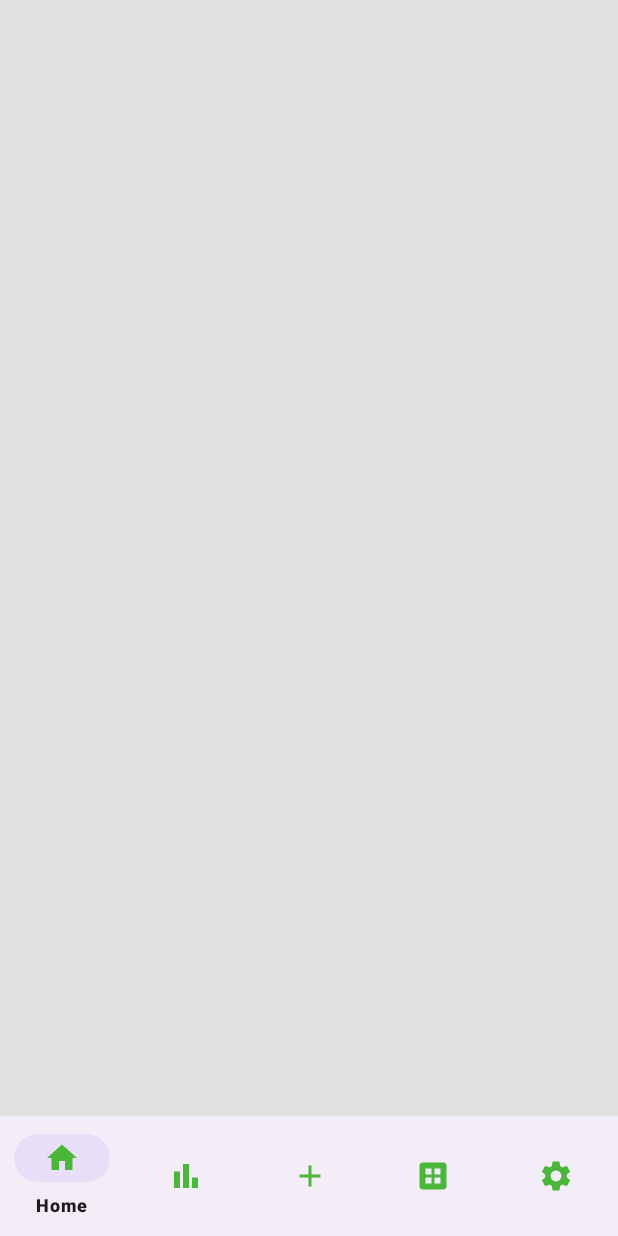
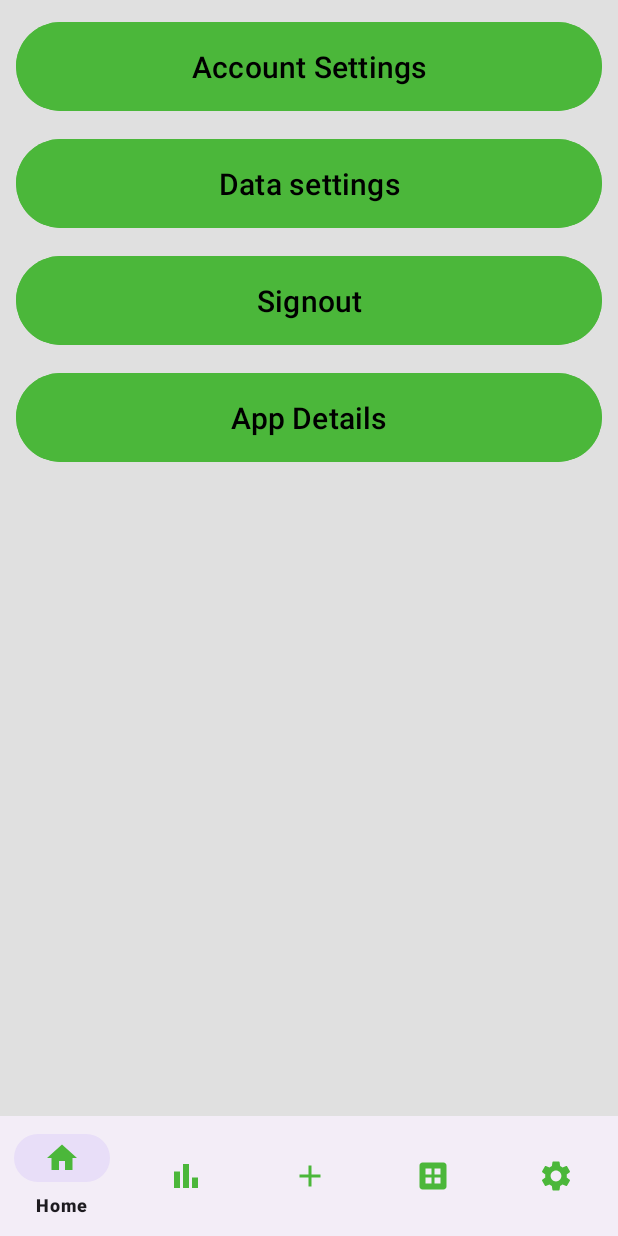
Before and after one commit to Capital-audit/Capital-audit, an Android app: the layout activity_settings.xml on its own in the app's theme, with its tools: preview values and no code run, on a phone screen of 412 x 824 dp. Run offline under Robolectric (Android 15) with nearby library versions, the phone set to English and light mode, and no system bars.

Commit message:
Added buttons into settings menu, added a xml for the settings button general layout.

```diff
--- /dev/null
+++ b/app/src/main/res/drawable/settings_button.xml
@@ -0,0 +1,4 @@
+<?xml version="1.0" encoding="utf-8"?>
+<selector xmlns:android="http://schemas.android.com/apk/res/android">
+
+</selector>
--- a/app/src/main/res/layout/activity_settings.xml
+++ b/app/src/main/res/layout/activity_settings.xml
@@ -6,6 +6,72 @@
     android:layout_height="match_parent"
     tools:context=".SettingsActivity">
 
+    <Button
+        android:id="@+id/AccountSettingsButton"
+        android:layout_width="match_parent"
+        android:layout_height="wrap_content"
+        android:backgroundTint="@color/primary_color"
+        android:paddingTop="16dp"
+        android:paddingBottom="16dp"
+        android:text="Account Settings"
+        android:textColor="@color/black"
+        android:layout_marginRight="16px"
+        android:layout_marginLeft="16px"
+        android:layout_marginTop="16px"
+        android:layout_marginBottom="16px"
+        android:textSize="20sp"
+        app:layout_constraintTop_toTopOf="parent"
+        tools:layout_editor_absoluteX="6dp" />
+
+    <Button
+        android:id="@+id/DataSettings"
+        android:layout_width="match_parent"
+        android:layout_height="wrap_content"
+        android:backgroundTint="@color/primary_color"
+        android:paddingTop="16dp"
+        android:paddingBottom="16dp"
+        android:text="Data settings"
+        android:textColor="@color/black"
+        android:layout_marginTop="16px"
+        android:layout_marginBottom="16px"
+        android:layout_marginRight="16px"
+        android:layout_marginLeft="16px"
+        android:textSize="20sp"
+        app:layout_constraintTop_toBottomOf="@+id/AccountSettingsButton" />
+
+    <Button
+        android:id="@+id/SignOutbutton"
+        android:layout_width="match_parent"
+        android:layout_height="wrap_content"
+        android:backgroundTint="@color/primary_color"
+        android:paddingTop="16dp"
+        android:paddingBottom="16dp"
+        android:layout_marginRight="16px"
+        android:layout_marginLeft="16px"
+        android:text="Signout"
+        android:textColor="@color/black"
+        android:layout_marginTop="16px"
+        android:layout_marginBottom="16px"
+        android:textSize="20sp"
+        app:layout_constraintTop_toBottomOf="@+id/DataSettings" />
+
+    <Button
+        android:id="@+id/Details"
+        android:layout_width="match_parent"
+        android:layout_height="wrap_content"
+        android:backgroundTint="@color/primary_color"
+        android:paddingTop="16dp"
+        android:paddingBottom="16dp"
+        android:layout_marginTop="16px"
+        android:layout_marginBottom="16px"
+        android:text="App Details"
+        android:layout_marginRight="16px"
+        android:layout_marginLeft="16px"
+        android:textColor="@color/black"
+        android:textSize="20sp"
+        app:layout_constraintTop_toBottomOf="@+id/SignOutbutton" />
+
+
     <com.google.android.material.bottomnavigation.BottomNavigationView
         android:id="@+id/bottomNavigationView"
         android:layout_width="0dp"
@@ -13,9 +79,11 @@
         app:layout_constraintBottom_toBottomOf="parent"
         app:layout_constraintEnd_toEndOf="parent"
         app:layout_constraintStart_toStartOf="parent"
+
         app:menu="@menu/bottom_nav_menu"
         app:itemIconTint="@color/primary_color"
         />
+
 
     <FrameLayout
         android:layout_width="0dp"
```
